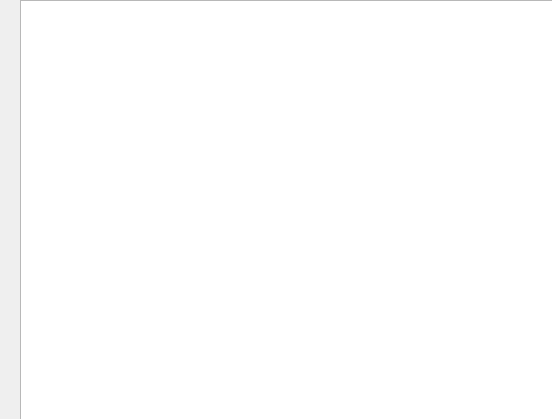
Old version of the form logsdisplay.ui in the repository ratelware/logan.
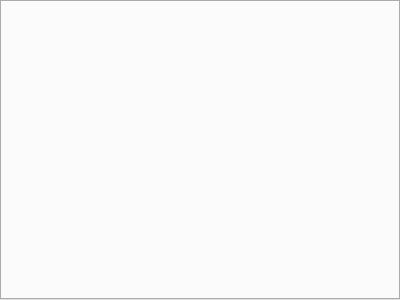
New version of the form.

Diff of the .ui file:
```diff
--- a/logsdisplay.ui
+++ b/logsdisplay.ui
@@ -1,46 +1,18 @@
 <?xml version="1.0" encoding="UTF-8"?>
 <ui version="4.0">
  <class>LogsDisplay</class>
- <widget class="QWidget" name="LogsDisplay">
+ <widget class="QTabWidget" name="LogsDisplay">
   <property name="geometry">
    <rect>
     <x>0</x>
     <y>0</y>
-    <width>552</width>
-    <height>419</height>
+    <width>400</width>
+    <height>300</height>
    </rect>
   </property>
   <property name="windowTitle">
    <string>Form</string>
   </property>
-  <widget class="QPlainTextEdit" name="logDisplay">
-   <property name="geometry">
-    <rect>
-     <x>20</x>
-     <y>0</y>
-     <width>541</width>
-     <height>441</height>
-    </rect>
-   </property>
-   <property name="cursor" stdset="0">
-    <cursorShape>IBeamCursor</cursorShape>
-   </property>
-   <property name="contextMenuPolicy">
-    <enum>Qt::CustomContextMenu</enum>
-   </property>
-   <property name="documentTitle">
-    <string notr="true"/>
-   </property>
-   <property name="readOnly">
-    <bool>true</bool>
-   </property>
-   <property name="plainText">
-    <string notr="true"/>
-   </property>
-   <property name="textInteractionFlags">
-    <set>Qt::TextSelectableByKeyboard|Qt::TextSelectableByMouse</set>
-   </property>
-  </widget>
  </widget>
  <resources/>
  <connections/>
```
Left out of the diff: 2 changed lines with no effect on the pictures.
